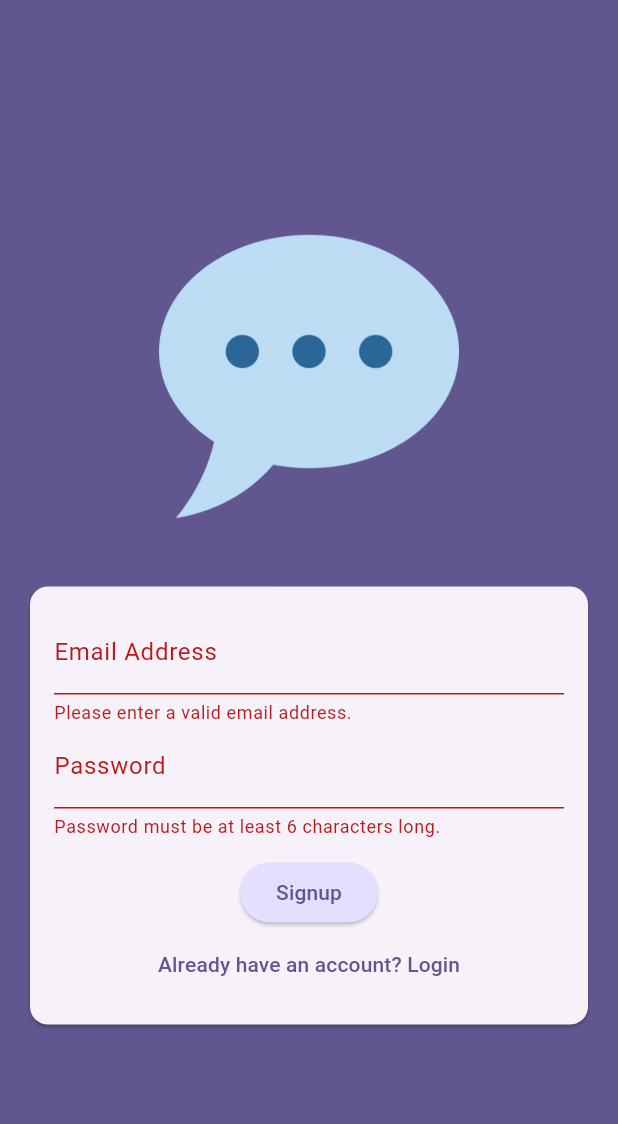
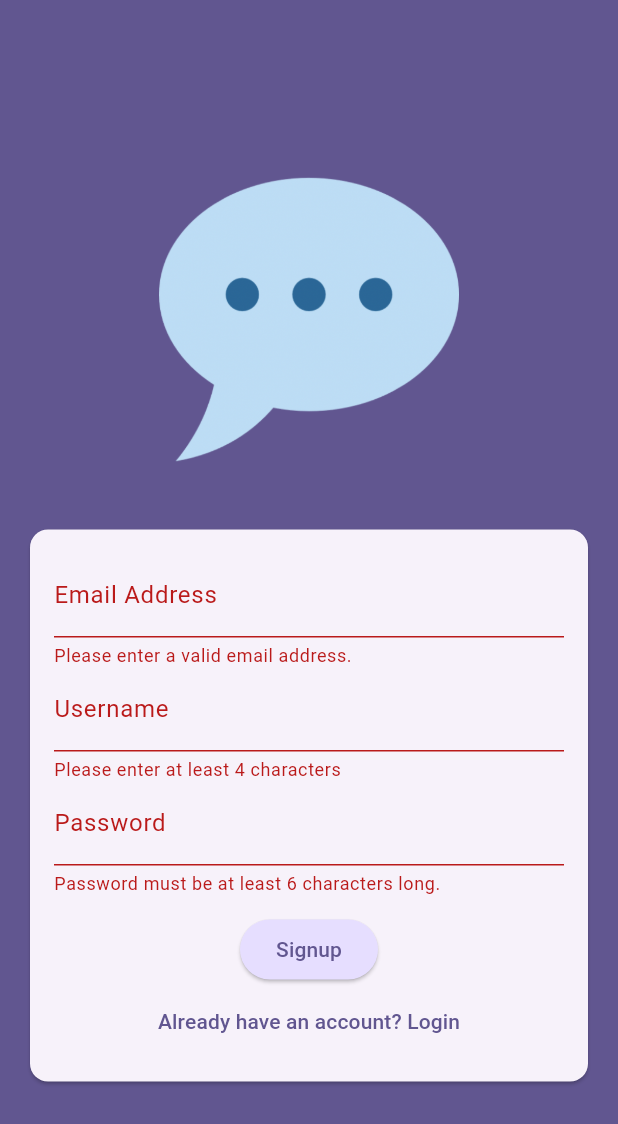
Before and after one commit to Rashmin47/chatjpt, a Flutter app: the screen it shows after launch, after a tap on "Login", after a tap on "Create an account", after a tap on "Signup", on a phone screen of 412 x 824 dp. Shown: the top 1124 px of the screen. Run offline on Flutter 3.47's test engine with Material 3 defaults, Android fonts, the phone set to English and light mode, and no system bars; our stand-ins replace cloud_firestore, firebase_auth, firebase_core; accounts and stored records are empty.

Commit message:
Added Chat UI and Username while creating account

```diff
--- a/lib/screens/auth.dart
+++ b/lib/screens/auth.dart
@@ -16,6 +16,7 @@ class _AuthScreenState extends State<AuthScreen> {
   var _isLogin = true;
   var _enteredEmail = '';
   var _enteredPassword = '';
+  var _enteredUsername = '';
 
   void _submit() async {
     final isValid = _form.currentState!.validate();
@@ -34,8 +35,9 @@ class _AuthScreenState extends State<AuthScreen> {
       else {
         final userCredentials = await _firebase.createUserWithEmailAndPassword(
             email: _enteredEmail, password: _enteredPassword);
-        await FirebaseFirestore.instance.collection('users').doc(userCredentials.user!.uid).set({
-          'username' : 'tbd',
+        await FirebaseFirestore.instance.collection('users').doc(
+            userCredentials.user!.uid).set({
+          'username': _enteredUsername,
           'email': _enteredEmail,
         });
       }
@@ -100,6 +102,24 @@ Widget build(BuildContext context) {
                               _enteredEmail = value!;
                             },
                           ),
+                          if(!_isLogin)
+                          TextFormField(
+                            decoration: const InputDecoration(
+                              labelText: 'Username',
+                            ),
+                            enableSuggestions: false,
+                            validator: (value) {
+                              if (value == null || value.isEmpty || value
+                                  .trim()
+                                  .length < 4) {
+                                return 'Please enter at least 4 characters';
+                              }
+                              return null;
+                            },
+                            onSaved: (value) {
+                              _enteredUsername = value!;
+                            },
+                          ),
                           TextFormField(
                             decoration: const InputDecoration(
                               labelText: 'Password',
@@ -153,4 +173,5 @@ Widget build(BuildContext context) {
         ),
       ),
     );
-}}
+  }
+}
```
Also changed, not shown: lib/screens/chat.dart (+8 -1 lines), lib/widgets/chat_messages.dart (added, +10 -0 lines), lib/widgets/new_messages.dart (added, +44 -0 lines). Lines whose indentation alone changed are shown as unchanged.
